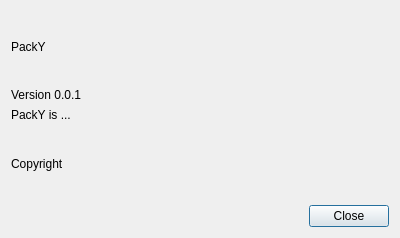
This is resources/ui/about.ui in mnchapel/packy as Qt 5 draws it before an edit. The edited form follows.
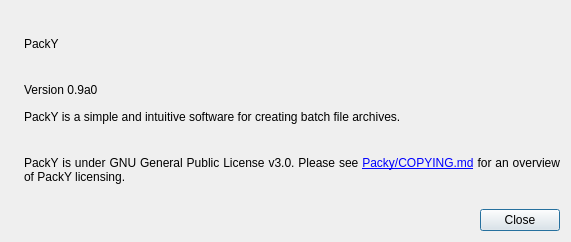
This is the edited form. Icons and pictures are not drawn.

Commit message: Update the about dialog.

Patch:
```diff
--- a/resources/ui/about.ui
+++ b/resources/ui/about.ui
@@ -6,13 +6,28 @@
    <rect>
     <x>0</x>
     <y>0</y>
-    <width>400</width>
-    <height>238</height>
+    <width>571</width>
+    <height>242</height>
    </rect>
   </property>
   <property name="windowTitle">
    <string>About PackY</string>
   </property>
+  <layout class="QHBoxLayout" name="horizontalLayout">
+   <item>
+    <widget class="QLabel" name="logo">
+     <property name="text">
+      <string/>
+     </property>
+     <property name="pixmap">
+      <pixmap>../img/logo.ico</pixmap>
+     </property>
+     <property name="scaledContents">
+      <bool>false</bool>
+     </property>
+    </widget>
+   </item>
+   <item>
   <layout class="QVBoxLayout" name="verticalLayout">
    <item>
     <widget class="QLabel" name="label_packy">
@@ -33,7 +48,7 @@
       </sizepolicy>
      </property>
      <property name="text">
-      <string>Version 0.0.1</string>
+        <string>Version 0.9a0</string>
      </property>
     </widget>
    </item>
@@ -46,14 +61,32 @@
       </sizepolicy>
      </property>
      <property name="text">
-      <string>PackY is ...</string>
+        <string>PackY is a simple and intuitive software for creating batch file archives.</string>
+       </property>
+       <property name="alignment">
+        <set>Qt::AlignJustify|Qt::AlignVCenter</set>
+       </property>
+       <property name="wordWrap">
+        <bool>true</bool>
      </property>
     </widget>
    </item>
    <item>
     <widget class="QLabel" name="label_copyright">
      <property name="text">
-      <string>Copyright</string>
+        <string>PackY is under GNU General Public License v3.0. Please see &lt;a href=&quot;https://github.com/mnchapel/packy/blob/main/COPYING.md&quot;&gt;Packy/COPYING.md&lt;/a&gt; for an overview of PackY licensing.</string>
+       </property>
+       <property name="scaledContents">
+        <bool>false</bool>
+       </property>
+       <property name="alignment">
+        <set>Qt::AlignJustify|Qt::AlignVCenter</set>
+       </property>
+       <property name="wordWrap">
+        <bool>true</bool>
+       </property>
+       <property name="openExternalLinks">
+        <bool>true</bool>
      </property>
     </widget>
    </item>
@@ -66,6 +99,8 @@
       <set>QDialogButtonBox::Close</set>
      </property>
     </widget>
+     </item>
+    </layout>
    </item>
   </layout>
  </widget>
```
Lines whose indentation alone changed are shown as unchanged.
